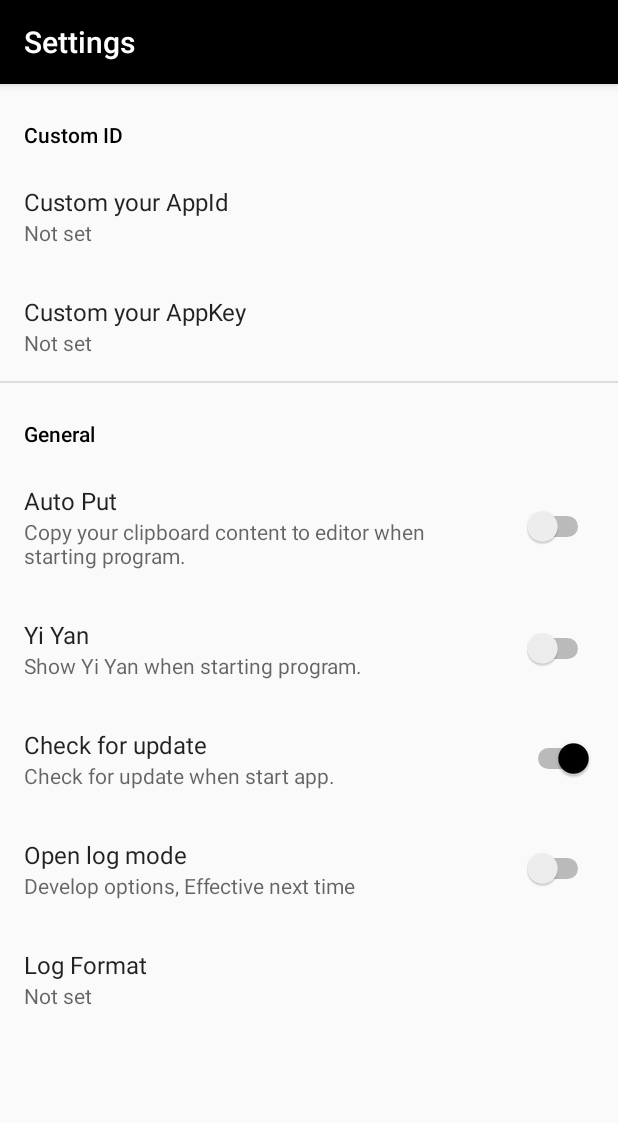
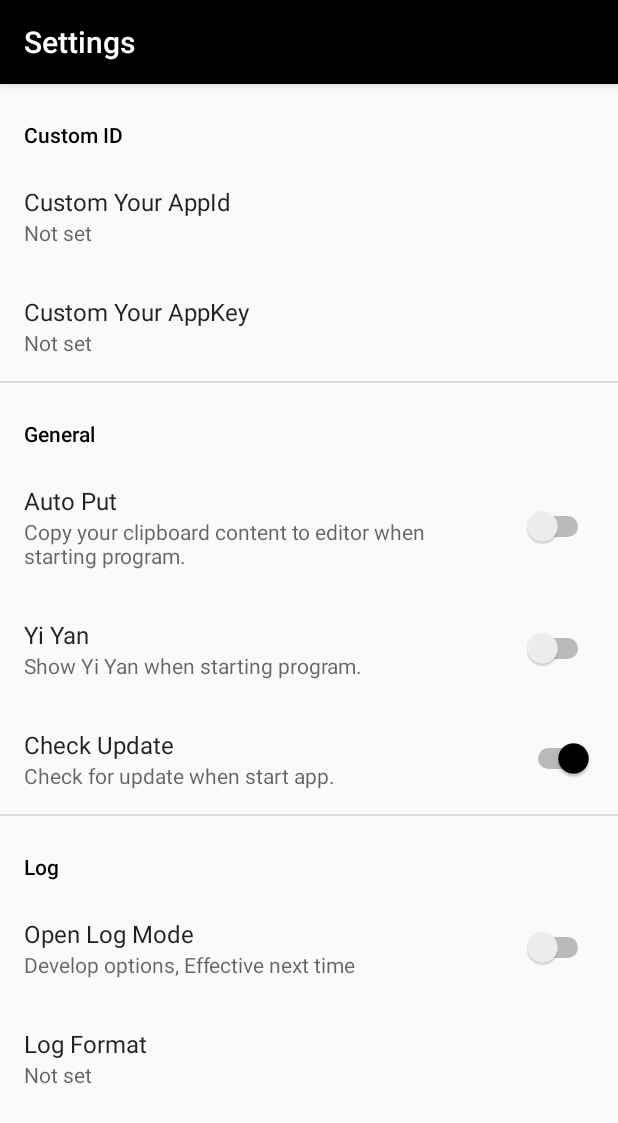
Before and after one commit to hbk01/Translate, an Android app: the SettingsActivity screen opened directly, with no data from a screen before it, on a phone screen of 412 x 824 dp. Shown: the top 1123 px of the screen. Run offline under Robolectric (Android 15) with nearby library versions, the phone set to English and light mode, and no system bars; our stand-ins replace androidx.preference.

Commit message:
+ 规范设置页标题字符串 + 设置页将日志单独一栏 + 升级部分依赖

```diff
--- a/app/build.gradle
+++ b/app/build.gradle
@@ -38,7 +38,7 @@ dependencies {
     implementation "org.jetbrains.kotlin:kotlin-stdlib-jdk7:$kotlin_version"
     implementation 'androidx.appcompat:appcompat:1.2.0'
     implementation 'androidx.core:core-ktx:1.3.1'
-    implementation 'androidx.constraintlayout:constraintlayout:1.1.3'
+    implementation 'androidx.constraintlayout:constraintlayout:2.0.1'
     implementation 'commons-io:commons-io:2.6'
     implementation 'com.squareup.okhttp3:okhttp:4.6.0'
     implementation 'androidx.recyclerview:recyclerview:1.1.0'
@@ -46,6 +46,6 @@ dependencies {
     implementation 'androidx.preference:preference:1.1.1'
     testImplementation 'junit:junit:4.13'
     testImplementation 'org.json:json:20190722'
-    androidTestImplementation 'androidx.test.ext:junit:1.1.1'
-    androidTestImplementation 'androidx.test.espresso:espresso-core:3.2.0'
+    androidTestImplementation 'androidx.test.ext:junit:1.1.2'
+    androidTestImplementation 'androidx.test.espresso:espresso-core:3.3.0'
 }
--- a/app/src/main/res/values/strings.xml
+++ b/app/src/main/res/values/strings.xml
@@ -26,14 +26,14 @@
     <string name="preference_catalog_custom_id">Custom ID</string>
     <string name="preference_key_appid" translatable="false">appid</string>
     <string name="preference_key_appkey" translatable="false">appkey</string>
-    <string name="preference_title_custom_your_appid">Custom your AppId</string>
-    <string name="preference_title_custom_your_appkey">Custom your AppKey</string>
+    <string name="preference_title_custom_your_appid">Custom Your AppId</string>
+    <string name="preference_title_custom_your_appkey">Custom Your AppKey</string>
     <string name="about_msg">%1$s v%2$s build %3$d.</string>
     <string name="error_code">Error Code: %1$s</string>
     <string name="error_msg">Error Message: %1$s</string>
     <string name="unknown_error">Unknown Error</string>
     <string name="preference_key_log" translatable="false">log</string>
-    <string name="preference_title_open_log_mode">Open log mode</string>
+    <string name="preference_title_open_log_mode">Open Log Mode</string>
     <string name="preference_catalog_log">Log</string>
     <string name="preference_summary_log">Develop options, Effective next time</string>
     <string name="update">Update</string>
@@ -49,7 +49,7 @@
     <string name="preference_catalog_update">Update</string>
     <string name="preference_key_update" translatable="false">update</string>
     <string name="preference_summary_update">Check for update when start app.</string>
-    <string name="preference_title_update">Check for update</string>
+    <string name="preference_title_update">Check Update</string>
     <string name="card_title_translation">Translation</string>
     <string name="card_title_us_speak">US Phonetic</string>
     <string name="card_title_uk_speak">UK Phonetic</string>
@@ -69,4 +69,5 @@
     <string name="feedback_tips">The next step will open your browser to visit website.\n\nPlease select one website.\n\nGitee for chinese.\nGithub for any people.</string>
     <string name="feedback_github_btn">Github</string>
     <string name="feedback_gitee_btn">Gitee</string>
+    <string name="preference_message_log">\\nUse \'%time\', \'%tag\', \'%msg\', \'%throws\' to define your format.</string>
 </resources>
--- a/app/src/main/res/xml/root_preferences.xml
+++ b/app/src/main/res/xml/root_preferences.xml
@@ -1,5 +1,4 @@
-<PreferenceScreen xmlns:android="http://schemas.android.com/apk/res/android"
-    xmlns:app="http://schemas.android.com/apk/res-auto">
+<PreferenceScreen xmlns:app="http://schemas.android.com/apk/res-auto">
 
     <!-- Custom App Id -->
     <PreferenceCategory
@@ -44,6 +43,12 @@
             app:summary="@string/preference_summary_update"
             app:title="@string/preference_title_update" />
 
+    </PreferenceCategory>
+
+    <PreferenceCategory
+        app:iconSpaceReserved="false"
+        app:title="@string/preference_catalog_log">
+
         <SwitchPreference
             app:iconSpaceReserved="false"
             app:key="@string/preference_key_log"
@@ -52,7 +57,7 @@
 
         <EditTextPreference
             app:iconSpaceReserved="false"
-            android:dialogMessage="Can use: ['%time', '%tag', '%msg', '%throws']"
+            app:dialogMessage="@string/preference_message_log"
             app:key="@string/preference_key_log_format"
             app:title="@string/preference_title_log_format"
             app:useSimpleSummaryProvider="true" />
```
Also changed, not shown: 2 other files.
